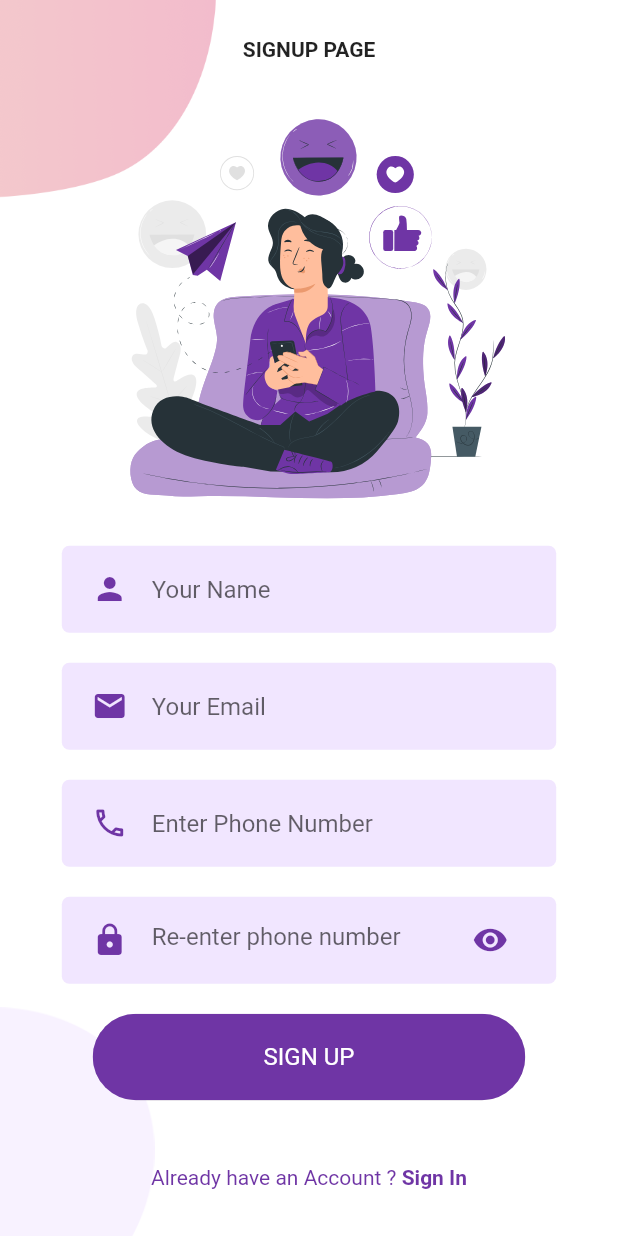
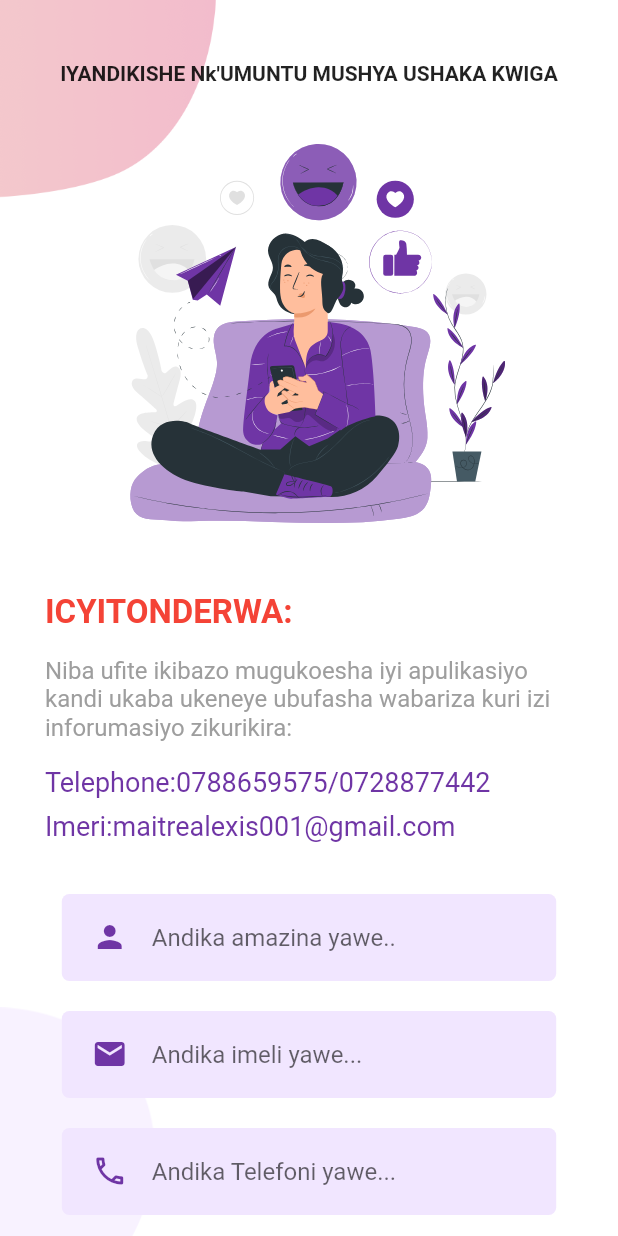
Before and after one commit to ndayishimiyefidel/amategeko_yumuhanda, a Flutter app: the SignUpScreen screen opened directly, on a phone screen of 412 x 824 dp. Run offline on Flutter 3.47's test engine with Material 2 defaults, Android fonts, the phone set to English and light mode, and no system bars; our stand-ins replace cached_network_image, cloud_firestore, curved_navigation_bar, firebase_auth, firebase_core, firebase_messaging and 7 more; missing offline and left inert: form_builder_file_picker, splash_screen_view, syncfusion_flutter_pdfviewer; accounts and stored records are empty.

Commit message:
making app clear

```diff
--- a/lib/screens/Login/components/body.dart
+++ b/lib/screens/Login/components/body.dart
@@ -1,17 +1,18 @@
+import 'package:amategeko/components/text_field_container.dart';
+import 'package:amategeko/screens/HomeScreen.dart';
+import 'package:amategeko/screens/Login/components/background.dart';
+import 'package:amategeko/screens/Signup/signup_screen.dart';
+import 'package:cloud_firestore/cloud_firestore.dart';
+import 'package:firebase_auth/firebase_auth.dart';
+import 'package:firebase_messaging/firebase_messaging.dart';
+import 'package:flutter/material.dart';
 import 'package:flutter_svg/svg.dart';
-import 'package:flutter/material.dart';
+import 'package:fluttertoast/fluttertoast.dart';
+import 'package:shared_preferences/shared_preferences.dart';
+
 import '../../../utils/constants.dart';
 import '../../../widgets/ProgressWidget.dart';
-import 'package:fluttertoast/fluttertoast.dart';
 import '../../forgotpassword/forgot_screen.dart';
-import 'package:firebase_auth/firebase_auth.dart';
-import 'package:amategeko/screens/HomeScreen.dart';
-import 'package:cloud_firestore/cloud_firestore.dart';
-import 'package:firebase_messaging/firebase_messaging.dart';
-import 'package:shared_preferences/shared_preferences.dart';
-import 'package:amategeko/screens/Signup/signup_screen.dart';
-import 'package:amategeko/components/text_field_container.dart';
-import 'package:amategeko/screens/Login/components/background.dart';
 
 class SignIn extends StatefulWidget {
   const SignIn({super.key});
@@ -66,13 +67,54 @@ class _SignInState extends State<SignIn> {
             children: <Widget>[
               SizedBox(height: size.height * 0.03),
               const Text(
-                "LOGIN PAGE",
+                "KWINJIRA MURI APULIKASIYO",
                 style: TextStyle(fontWeight: FontWeight.bold),
               ),
               SizedBox(height: size.height * 0.03),
               SvgPicture.asset(
                 "assets/icons/login.svg",
                 height: size.height * 0.35,
+              ),
+              SizedBox(height: size.height * 0.03),
+              Padding(
+                padding: const EdgeInsets.only(left: 30, right: 30),
+                child: Column(
+                  crossAxisAlignment: CrossAxisAlignment.start,
+                  children: [
+                    const Text(
+                      "ICYITONDERWA:",
+                      style: TextStyle(
+                        fontSize: 22,
+                        color: Colors.red,
+                        fontWeight: FontWeight.bold,
+                      ),
+                    ),
+                    SizedBox(height: size.height * 0.02),
+                    const Text(
+                      "Niba ufite ikibazo mugukoesha iyi apulikasiyo kandi ukaba ukeneye ubufasha wabariza kuri izi inforumasiyo zikurikira:",
+                      style: TextStyle(
+                        color: Colors.grey,
+                        fontSize: 16,
+                      ),
+                    ),
+                    SizedBox(height: size.height * 0.02),
+                    const Text(
+                      "Telephone:0788659575/0728877442",
+                      style: TextStyle(
+                        color: kPrimaryColor,
+                        fontSize: 18,
+                      ),
+                    ),
+                    SizedBox(height: size.height * 0.01),
+                    const Text(
+                      "Imeri:maitrealexis001@gmail.com",
+                      style: TextStyle(
+                        color: kPrimaryColor,
+                        fontSize: 18,
+                      ),
+                    ),
+                  ],
+                ),
               ),
               SizedBox(height: size.height * 0.03),
               TextFieldContainer(
@@ -104,7 +146,7 @@ class _SignInState extends State<SignIn> {
                       Icons.email,
                       color: kPrimaryColor,
                     ),
-                    hintText: "Your Email",
+                    hintText: "imeri yawe",
                     border: InputBorder.none,
                   ),
                 ),
@@ -130,7 +172,7 @@ class _SignInState extends State<SignIn> {
                   },
                   cursorColor: kPrimaryColor,
                   decoration: InputDecoration(
-                    hintText: "Your Phone...",
+                    hintText: "Andika telefoni yawe...",
                     icon: const Icon(
                       Icons.lock_outlined,
                       color: kPrimaryColor,
@@ -161,7 +203,7 @@ class _SignInState extends State<SignIn> {
                   mainAxisAlignment: MainAxisAlignment.end,
                   children: <Widget>[
                     const Text(
-                      "Forgot Password ?  ",
+                      "Wibagiwe numero ya terefone? ",
                       style: TextStyle(color: kPrimaryColor),
                     ),
                     GestureDetector(
@@ -176,7 +218,7 @@ class _SignInState extends State<SignIn> {
                         );
                       },
                       child: const Text(
-                        "Reset",
+                        "Gusubiramo",
                         style: TextStyle(
                           color: Colors.red,
                           fontWeight: FontWeight.bold,
@@ -202,10 +244,10 @@ class _SignInState extends State<SignIn> {
                       loginUser();
                     },
                     child: const Text(
-                      "LOGIN",
+                      "Injira",
                       style: TextStyle(
                           color: Colors.white,
-                          fontSize: 16,
+                          fontSize: 22,
                           fontWeight: FontWeight.bold),
                     ),
                   ),
@@ -221,7 +263,7 @@ class _SignInState extends State<SignIn> {
                 mainAxisAlignment: MainAxisAlignment.center,
                 children: <Widget>[
                   const Text(
-                    "Don’t have an Account ? ",
+                    "Ntugire Konti ?   ",
                     style: TextStyle(color: kPrimaryColor),
                   ),
                   GestureDetector(
@@ -236,7 +278,7 @@ class _SignInState extends State<SignIn> {
                       );
                     },
                     child: const Text(
-                      "Sign Up",
+                      "Iyandikishe",
                       style: TextStyle(
                         color: kPrimaryColor,
                         fontWeight: FontWeight.bold,
--- a/lib/screens/Signup/components/body.dart
+++ b/lib/screens/Signup/components/body.dart
@@ -1,16 +1,17 @@
+import 'package:cloud_firestore/cloud_firestore.dart';
+import 'package:firebase_auth/firebase_auth.dart';
+import 'package:firebase_messaging/firebase_messaging.dart';
+import 'package:flutter/material.dart';
+import 'package:flutter_svg/svg.dart';
+import 'package:fluttertoast/fluttertoast.dart';
+import 'package:shared_preferences/shared_preferences.dart';
+
+import '../../../components/text_field_container.dart';
+import '../../../utils/constants.dart';
+import '../../../widgets/ProgressWidget.dart';
 import '../../HomeScreen.dart';
-import 'package:flutter_svg/svg.dart';
-import 'package:flutter/material.dart';
-import '../../../utils/constants.dart';
 import '../../Login/login_screen.dart';
-import '../../../widgets/ProgressWidget.dart';
-import 'package:fluttertoast/fluttertoast.dart';
 import '../../Signup/components/background.dart';
-import 'package:firebase_auth/firebase_auth.dart';
-import 'package:cloud_firestore/cloud_firestore.dart';
-import '../../../components/text_field_container.dart';
-import 'package:firebase_messaging/firebase_messaging.dart';
-import 'package:shared_preferences/shared_preferences.dart';
 
 class SignUp extends StatefulWidget {
   const SignUp({super.key});
@@ -164,9 +165,9 @@ class _SignUpState extends State<SignUp> {
           child: Column(
               mainAxisAlignment: MainAxisAlignment.center,
               children: <Widget>[
-                SizedBox(height: size.height * 0.03),
+                SizedBox(height: size.height * 0.05),
                 const Text(
-                  "SIGNUP PAGE",
+                  "IYANDIKISHE Nk'UMUNTU MUSHYA USHAKA KWIGA",
                   style: TextStyle(fontWeight: FontWeight.bold),
                 ),
                 SizedBox(height: size.height * 0.03),
@@ -174,6 +175,48 @@ class _SignUpState extends State<SignUp> {
                   "assets/icons/signup.svg",
                   height: size.height * 0.35,
                 ),
+                SizedBox(height: size.height * 0.03),
+                Padding(
+                  padding: const EdgeInsets.only(left: 30, right: 30),
+                  child: Column(
+                    crossAxisAlignment: CrossAxisAlignment.start,
+                    children: [
+                      const Text(
+                        "ICYITONDERWA:",
+                        style: TextStyle(
+                          fontSize: 22,
+                          color: Colors.red,
+                          fontWeight: FontWeight.bold,
+                        ),
+                      ),
+                      SizedBox(height: size.height * 0.02),
+                      const Text(
+                        "Niba ufite ikibazo mugukoesha iyi apulikasiyo kandi ukaba ukeneye ubufasha wabariza kuri izi inforumasiyo zikurikira:",
+                        style: TextStyle(
+                          color: Colors.grey,
+                          fontSize: 16,
+                        ),
+                      ),
+                      SizedBox(height: size.height * 0.02),
+                      const Text(
+                        "Telephone:0788659575/0728877442",
+                        style: TextStyle(
+                          color: kPrimaryColor,
+                          fontSize: 18,
+                        ),
+                      ),
+                      SizedBox(height: size.height * 0.01),
+                      const Text(
+                        "Imeri:maitrealexis001@gmail.com",
+                        style: TextStyle(
+                          color: kPrimaryColor,
+                          fontSize: 18,
+                        ),
+                      ),
+                    ],
+                  ),
+                ),
+                SizedBox(height: size.height * 0.03),
                 TextFieldContainer(
                   child: TextFormField(
                     controller: nameEditingController,
@@ -206,7 +249,7 @@ class _SignUpState extends State<SignUp> {
                         Icons.person,
                         color: kPrimaryColor,
                       ),
-                      hintText: "Your Name",
+                      hintText: "Andika amazina yawe..",
                       border: InputBorder.none,
                     ),
                   ),
@@ -241,7 +284,7 @@ class _SignUpState extends State<SignUp> {
                         Icons.email,
                         color: kPrimaryColor,
                       ),
-                      hintText: "Your Email",
+                      hintText: "Andika imeli yawe...",
                       border: InputBorder.none,
                     ),
                   ),
@@ -276,7 +319,7 @@ class _SignUpState extends State<SignUp> {
                         Icons.phone_outlined,
                         color: kPrimaryColor,
                       ),
-                      hintText: "Enter Phone Number",
+                      hintText: "Andika Telefoni yawe...",
                       border: InputBorder.none,
                     ),
                   ),
@@ -317,7 +360,7 @@ class _SignUpState extends State<SignUp> {
                     },
                     cursorColor: kPrimaryColor,
                     decoration: InputDecoration(
-                      hintText: "Re-enter phone number",
+                      hintText: "Ongera wandike telefoni..",
                       icon: const Icon(
                         Icons.lock,
                         color: kPrimaryColor,
@@ -352,11 +395,11 @@ class _SignUpState extends State<SignUp> {
                         _registerUser();
                       },
                       child: const Text(
-                        "SIGN UP",
+                        "Iyandikishe",
                         style: TextStyle(
                             color: Colors.white,
-                            fontSize: 16,
-                            fontWeight: FontWeight.normal),
+                            fontSize: 22,
+                            fontWeight: FontWeight.bold),
                       ),
                     ),
                   ),
@@ -370,7 +413,7 @@ class _SignUpState extends State<SignUp> {
                   mainAxisAlignment: MainAxisAlignment.center,
                   children: <Widget>[
                     const Text(
-                      "Already have an Account ? ",
+                      "Usanzwe ufite konti ? ",
                       style: TextStyle(color: kPrimaryColor),
                     ),
                     GestureDetector(
@@ -385,7 +428,7 @@ class _SignUpState extends State<SignUp> {
                         );
                       },
                       child: const Text(
-                        "Sign In",
+                        "Injira",
                         style: TextStyle(
                           color: kPrimaryColor,
                           fontWeight: FontWeight.bold,
--- a/lib/screens/quizzes/old_quiz.dart
+++ b/lib/screens/quizzes/old_quiz.dart
@@ -436,7 +436,7 @@ class _QuizTileState extends State<QuizTile> {
                               mainAxisSize: MainAxisSize.min,
                               children: [
                                 const Text(
-                                  "Start Quiz",
+                                  "Tangira Imyitozo",
                                   style: TextStyle(
                                       color: Colors.white,
                                       letterSpacing: 2,
--- a/lib/widgets/AppBar.dart
+++ b/lib/widgets/AppBar.dart
@@ -1,7 +1,7 @@
+import '../utils/constants.dart';
 import 'package:flutter/material.dart';
+import '../resources/user_state_methods.dart';
 
-import '../resources/user_state_methods.dart';
-import '../utils/constants.dart';
 
 class CommonAppBar extends StatelessWidget with PreferredSizeWidget {
   final String title;
@@ -20,6 +20,7 @@ class CommonAppBar extends StatelessWidget with PreferredSizeWidget {
   @override
   Widget build(BuildContext context) {
     return AppBar(
+
       title: Text(
         title,
         style: const TextStyle(
```
Also changed, not shown: lib/main.dart (+6 -5 lines), lib/screens/Welcome/components/body.dart (+39 -9 lines), lib/screens/accounts/UserList.dart (+24 -6 lines), lib/screens/homepages/cc.dart (added, +46 -0 lines), lib/screens/homepages/nofications.dart (+6 -6 lines), lib/screens/quizzes/new_quiz.dart (+5 -5 lines), lib/services/auth.dart (+62 -0 lines).
